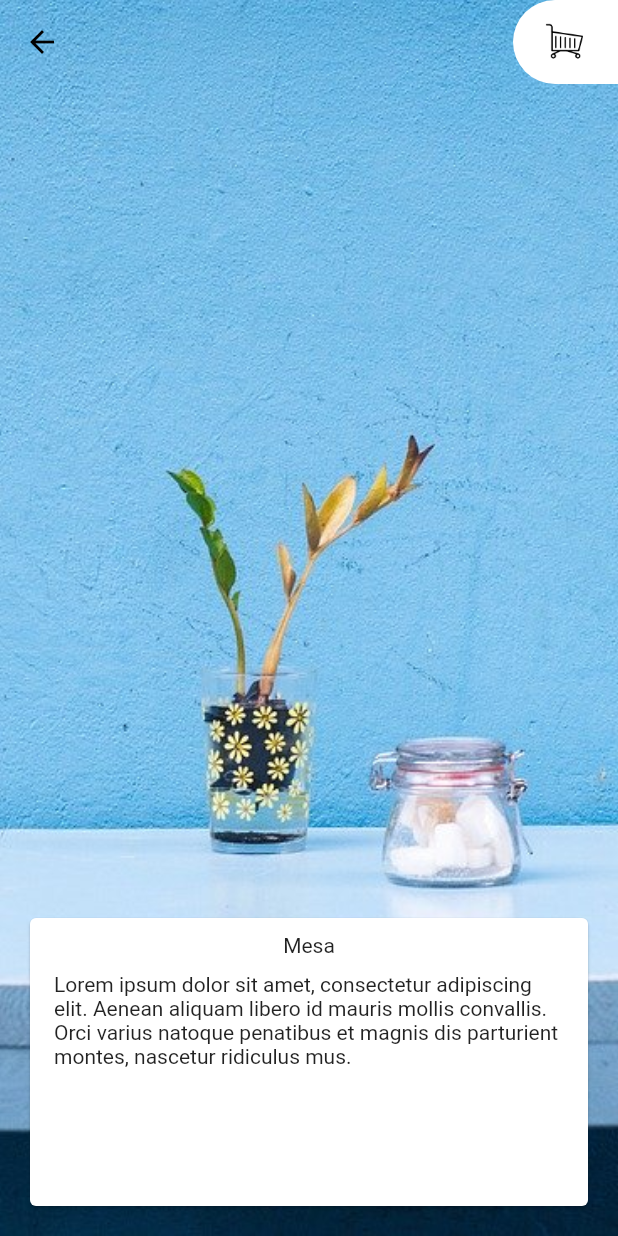
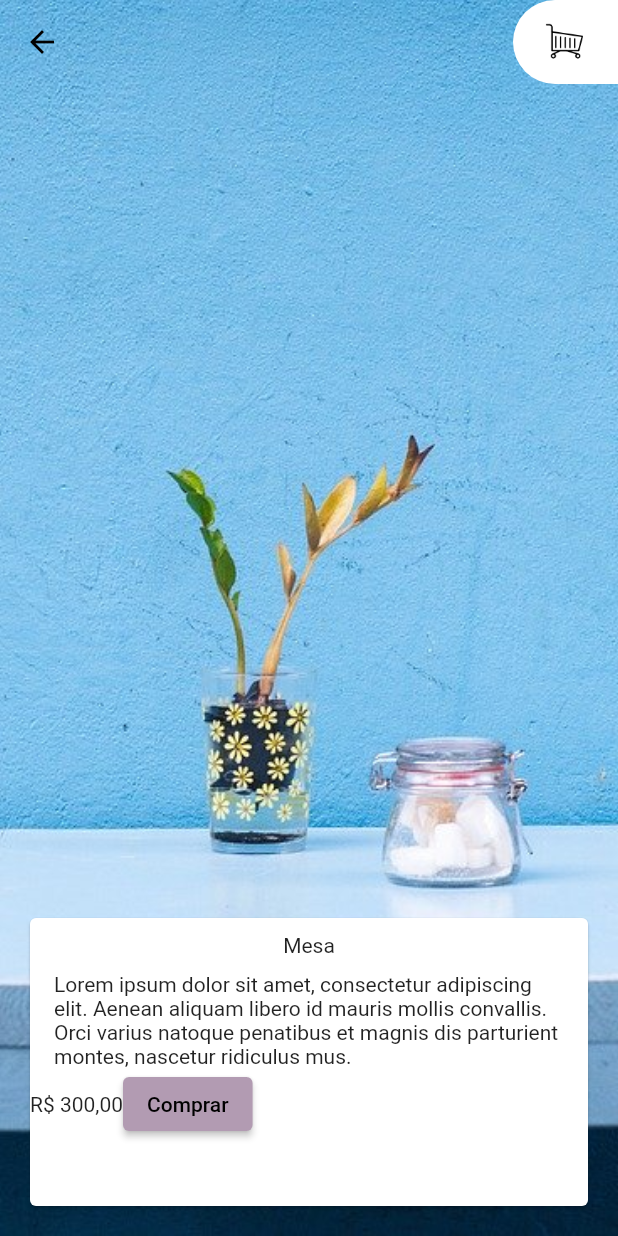
Before and after one commit to 3dsonneto/lojinha-alura, a Flutter app: the screen it shows after launch, after a tap on "Mesa", on a phone screen of 412 x 824 dp. Run offline on Flutter 3.47's test engine with Material 2 defaults, Android fonts, the phone set to English and light mode, and no system bars.

Commit message:
Adicionando lib de formatação de moedas e criando um novo swatch de cor

```diff
--- a/lib/main.dart
+++ b/lib/main.dart
@@ -1,4 +1,5 @@
 import 'package:alura_layout/paginas/carrinho.dart';
+import 'package:alura_layout/paleta_cores.dart';
 import 'package:alura_layout/widgets/appbar_customizada.dart';
 import 'package:alura_layout/widgets/grid_produtos/grid_produtos.dart';
 import 'package:flutter/material.dart';
@@ -18,6 +19,9 @@ class MyApp extends StatelessWidget {
         "/carrinho": (context) => Carrinho(),
       },
       debugShowCheckedModeBanner: false,
+      theme: ThemeData(
+        primarySwatch: PaletaCores().lilas,
+      ),
       home: Inicio(),
     );
   }
--- /dev/null
+++ b/lib/paleta_cores.dart
@@ -0,0 +1,18 @@
+import 'package:flutter/material.dart';
+
+class PaletaCores {
+  static Map<int, Color> _amostraLilas = {
+    50: Color.fromRGBO(178, 155, 178, 0.05),
+    100: Color.fromRGBO(178, 155, 178, 0.1),
+    200: Color.fromRGBO(178, 155, 178, 0.2),
+    300: Color.fromRGBO(178, 155, 178, 0.3),
+    400: Color.fromRGBO(178, 155, 178, 0.4),
+    500: Color.fromRGBO(178, 155, 178, 0.5),
+    600: Color.fromRGBO(178, 155, 178, 0.6),
+    700: Color.fromRGBO(178, 155, 178, 0.7),
+    800: Color.fromRGBO(178, 155, 178, 0.8),
+    900: Color.fromRGBO(178, 155, 178, 0.9)
+  };
+
+  MaterialColor lilas = MaterialColor(0XFFB29BB2, _amostraLilas);
+}
--- a/lib/widgets/card_detalhes.dart
+++ b/lib/widgets/card_detalhes.dart
@@ -1,9 +1,11 @@
 import 'package:alura_layout/models/movel.dart';
 import 'package:alura_layout/widgets/texto_detalhes.dart';
 import 'package:flutter/material.dart';
+import 'package:intl/intl.dart';
 
 class CardDetalhes extends StatelessWidget {
   final Movel movel;
+  final formatacaoReais = NumberFormat.currency(locale: "pt_BR", symbol: "R\$");
 
   CardDetalhes({required this.movel});
 
@@ -14,6 +16,17 @@ class CardDetalhes extends StatelessWidget {
       children: [
         TextDetalhes(texto: movel.titulo),
         TextDetalhes(texto: movel.descricao),
+        Row(
+          children: [
+            Text(formatacaoReais.format(movel.preco)),
+            ElevatedButton(
+              style: ElevatedButton.styleFrom(
+                  primary: Theme.of(context).primaryColor),
+              onPressed: () {},
+              child: Text("Comprar"),
+            ),
+          ],
+        )
       ],
     ));
   }
--- a/lib/widgets/grid_produtos/degrade_elemento_grid_produtos.dart
+++ b/lib/widgets/grid_produtos/degrade_elemento_grid_produtos.dart
@@ -12,7 +12,7 @@ class DegradeElementoGridProdutos extends StatelessWidget {
         end: Alignment.bottomCenter,
         colors: [
           Colors.transparent,
-          Color.fromRGBO(178, 155, 178, 1),
+          Theme.of(context).primaryColor,
         ],
       )),
     );
--- a/pubspec.yaml
+++ b/pubspec.yaml
@@ -34,6 +34,7 @@ dependencies:
   # The following adds the Cupertino Icons font to your application.
   # Use with the CupertinoIcons class for iOS style icons.
   cupertino_icons: ^1.0.2
+  intl: ^0.17.0-nullsafety.2
 
 dev_dependencies:
   flutter_test:
```
Also changed, not shown: pubspec.lock.
